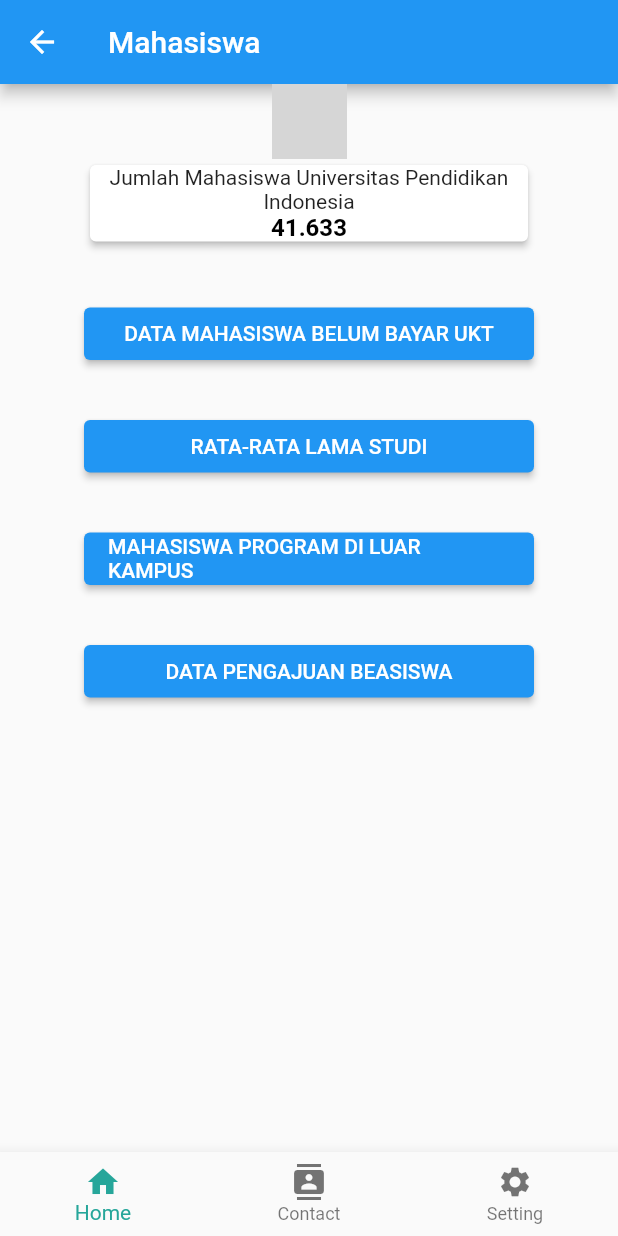
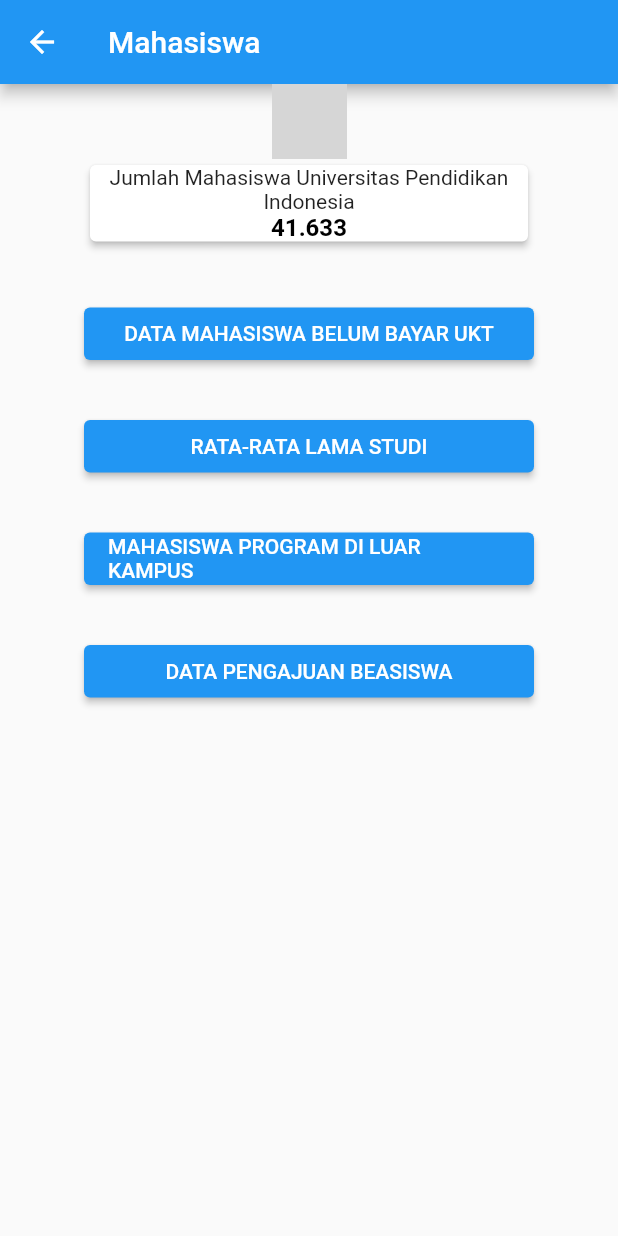
Before and after one commit to Fadil3/upi_dalam_data, a Flutter app: the Mahasiswa screen opened directly, on a phone screen of 412 x 824 dp. Run offline on Flutter 3.47's test engine with Material 2 defaults, Android fonts, the phone set to English and light mode, and no system bars; grey boxes are pictures that could not be loaded.

```diff
--- a/lib/mahasiswa.dart
+++ b/lib/mahasiswa.dart
@@ -11,19 +11,6 @@ class Mahasiswa extends StatefulWidget {
 }
 
 class _MahasiswaState extends State<Mahasiswa> {
-  int _selectedIndex = 0;
-  static const TextStyle optionStyle =
-      TextStyle(fontSize: 30, fontWeight: FontWeight.bold);
-  final List<Widget> _widgetOptions = <Widget>[
-    const Home(),
-    const Contact(),
-    const Setting(),
-  ];
-  void _onItemTapped(int index) {
-    setState(() {
-      _selectedIndex = index;
-    });
-  }
 
   @override
   Widget build(BuildContext context) {
@@ -116,25 +103,6 @@ class _MahasiswaState extends State<Mahasiswa> {
           ),
         ]),
       ),
-      bottomNavigationBar: BottomNavigationBar(
-        items: const <BottomNavigationBarItem>[
-          BottomNavigationBarItem(
-            icon: Icon(Icons.home),
-            label: 'Home',
-          ),
-          BottomNavigationBarItem(
-            icon: Icon(Icons.contacts),
-            label: 'Contact',
-          ),
-          BottomNavigationBarItem(
-            icon: Icon(Icons.settings),
-            label: 'Setting',
-          ),
-        ],
-        currentIndex: _selectedIndex,
-        selectedItemColor: Colors.teal[400],
-        onTap: _onItemTapped,
-      ),
     );
   }
 }
```
